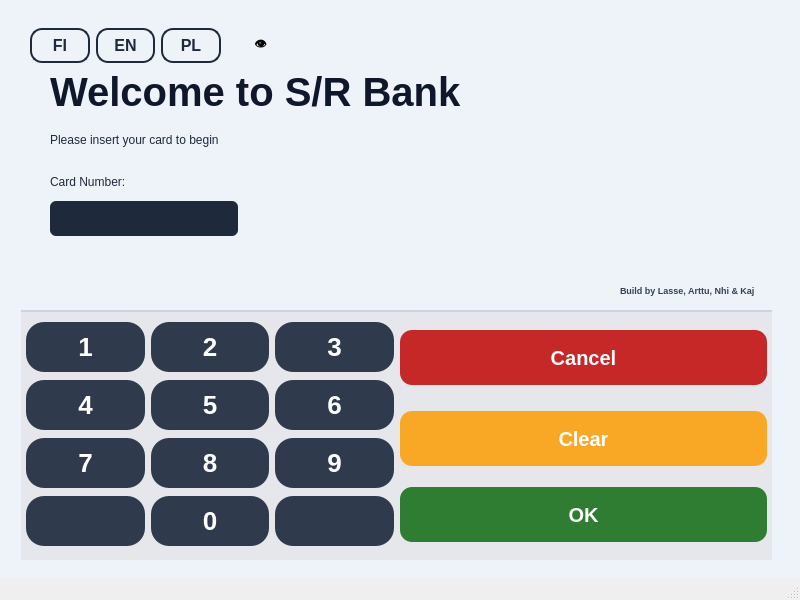
Above: bank-automat/mainwindow.ui from Lassesa/ATM_Bank-project before the change. Below: the same form after it.
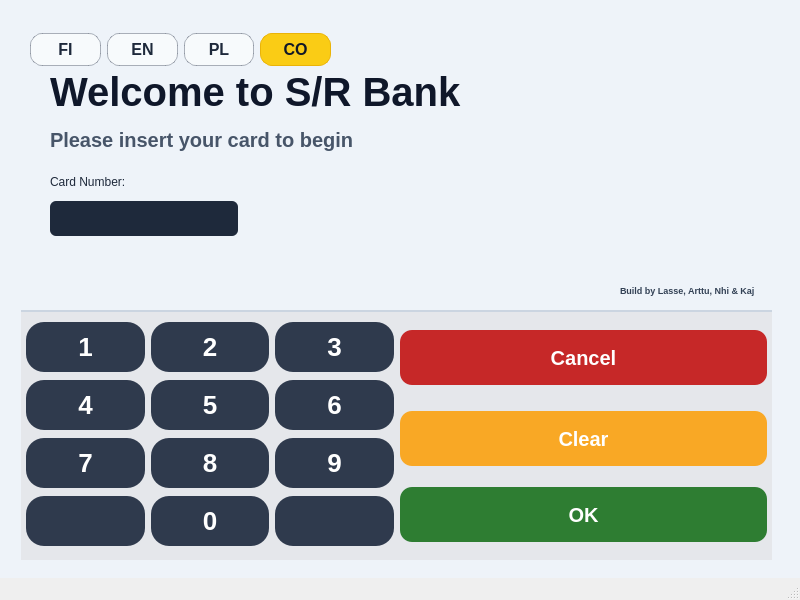
That is the form after the change. The open tabs and pages were chosen to show the change. Icons and pictures are not drawn.

Commit message: UI: cleaned styles, added contrast toggle button, improved layout consistency

Patch:
```diff
--- a/bank-automat/mainwindow.ui
+++ b/bank-automat/mainwindow.ui
@@ -15,51 +15,133 @@
   </property>
   <widget class="QWidget" name="centralwidget">
    <property name="styleSheet">
-    <string notr="true">/* ===== APP BACKGROUND ===== */
+    <string notr="true">
+
+/*NEW STYLE*/
+
+/* =====================================================
+   APP BACKGROUND
+   ===================================================== */
+
 #centralwidget {
     background-color: #EEF3F9;
 }
 
-/* ===== STACKED DISPLAY ===== */
+
+/* =====================================================
+   STACKED DISPLAY AREA
+   ===================================================== */
+
 #display {
     background-color: qlineargradient(
         x1:0, y1:0, x2:1, y2:1,
-        stop:0 #ffe4ec,
-        stop:1 #ffffff
+        stop:0 #FFE4EC,
+        stop:1 #FFFFFF
     );
     border-radius: 28px;
 }
 
-/* ===== TEXT ===== */
+
+/* =====================================================
+   PAGE BACKGROUNDS
+   Keep stacked pages transparent so the display gradient
+   remains visible.
+   ===================================================== */
+
+#page1_Welcome,
+#page2_Pin,
+#page3_Main,
+#page4_Withdraw,
+#page5_Balance,
+#page6_Transfer,
+#page7_Donation,
+#page8_Exit,
+#page9_Other {
+    background: transparent;
+}
+
+
+/* =====================================================
+   GLOBAL TEXT
+   ===================================================== */
+
 QLabel {
     color: #1E293B;
 }
 
-QLabel#labelWelcome, QLabel#labelWelcome_PIN, QLabel#labelWelcome_Main, QLabel#labelWelcome_Withdraw, QLabel#labelWelcome_Balance, QLabel#labelWelcome_Transfer, QLabel#labelWelcome_Donation, QLabel#labelWelcome_Exit, QLabel#labelWelcome_Other  {
+
+/* =====================================================
+   PAGE TITLES
+   ===================================================== */
+
+QLabel#labelWelcome,
+QLabel#labelWelcome_PIN,
+QLabel#labelWelcome_Main,
+QLabel#labelWelcome_Withdraw,
+QLabel#labelWelcome_Balance,
+QLabel#labelWelcome_Transfer,
+QLabel#labelWelcome_Donation,
+QLabel#labelWelcome_Exit,
+QLabel#labelWelcome_Other {
     font-size: 40px;
     font-weight: 800;
     color: #0F172A;
 }
 
-QLabel#labelInstruction, QLabel#labelInstruction_PIN, QLabel#labelInstruction_Main, QLabel#labelInstruction_Withdraw, QLabel#labelInstruction_Balance, QLabel#labelInstruction_Balance, QLabel#labelInstruction_Transfer, QLabel#labelInstruction_Donation, QLabel#labelInstruction_Exit, QLabel#labelInstruction_Other {
+
+/* =====================================================
+   PAGE SUBTITLES / INSTRUCTIONS
+   ===================================================== */
+
+QLabel#labelInstruction,
+QLabel#labelInstruction_PIN,
+QLabel#labelInstruction_Main,
+QLabel#labelInstruction_Withdraw,
+QLabel#labelInstruction_Balance,
+QLabel#labelInstruction_Transfer,
+QLabel#labelInstruction_Donation,
+QLabel#labelInstruction_Exit,
+QLabel#labelInstruction_Other {
     font-size: 20px;
     font-weight: 600;
     color: #475569;
 }
 
+
+/* =====================================================
+   FOOTER TEXT
+   ===================================================== */
+
 QLabel#foundersLabel {
     font-size: 9px;
     font-weight: 600;
     color: #334155;
 }
 
-/* ===== LANGUAGE BUTTONS ===== */
+
+/* =====================================================
+   GLOBAL BUTTON BASE
+   Keep this lightweight so specific buttons can define
+   their own visual style without conflicts.
+   ===================================================== */
+
+QPushButton {
+    padding: 10px;
+    font-weight: bold;
+    border: none;
+}
+
+
+/* =====================================================
+   TOP CONTROL BUTTONS
+   Shared size and typography for language and contrast buttons.
+   This keeps all top buttons visually aligned.
+   ===================================================== */
+
 QPushButton#btnLanguageEnglish,
 QPushButton#btnLanguageFinnish,
-QPushButton#btnLanguagePolish {
-    background-color: transparent;
-    color: #1E293B;
-    border: 2px solid #1E293B;
+QPushButton#btnLanguagePolish,
+QPushButton#btnContrast {
     border-radius: 12px;
     padding: 6px 14px;
     font-size: 16px;
@@ -68,29 +150,87 @@
     min-height: 15px;
 }
 
-/* hover */
+
+/* =====================================================
+   LANGUAGE BUTTONS
+   ===================================================== */
+
+QPushButton#btnLanguageEnglish,
+QPushButton#btnLanguageFinnish,
+QPushButton#btnLanguagePolish {
+    background-color: rgba(255, 255, 255, 0.55);
+    color: #1E293B;
+    border: 1px solid rgba(30, 41, 59, 0.35);
+}
+
+/* Hover state */
 QPushButton#btnLanguageEnglish:hover,
 QPushButton#btnLanguageFinnish:hover,
 QPushButton#btnLanguagePolish:hover {
-    background-color: #1E293B;
-    color: white;
+    background-color: rgba(255, 255, 255, 0.90);
+    border: 1px solid rgba(30, 41, 59, 0.55);
+    color: #0F172A;
 }
 
-/* active (clicked) */
+/* Checked state */
 QPushButton#btnLanguageEnglish:checked,
 QPushButton#btnLanguageFinnish:checked,
 QPushButton#btnLanguagePolish:checked {
     background-color: #E83E6D;
-    border: 2px solid #E83E6D;
-    color: white;
+    border: 1px solid #E83E6D;
+    color: #FFFFFF;
 }
 
 
+/* =====================================================
+   CONTRAST BUTTON
+   Uses the same shared size as language buttons.
+   ===================================================== */
 
-/* ===== NUMPAD ===== */
-#num_0, #num_1, #num_2, #num_3, #num_4,
-#num_5, #num_6, #num_7, #num_8, #num_9,
-#num_left, #num_right {
+QPushButton#btnContrast {
+    background-color: #FACC15;
+    color: #111827;
+    border: 1px solid #EAB308;
+}
+
+/* Hover state */
+QPushButton#btnContrast:hover {
+    background-color: #FDE047;
+    border: 1px solid #EAB308;
+    color: #111827;
+}
+
+/* Pressed state */
+QPushButton#btnContrast:pressed {
+    background-color: #EAB308;
+    border: 1px solid #CA8A04;
+    color: #111827;
+}
+
+/* Checked state */
+QPushButton#btnContrast:checked {
+    background-color: #111827;
+    color: #FACC15;
+    border: 1px solid #FACC15;
+}
+
+
+/* =====================================================
+   NUMPAD BUTTONS
+   ===================================================== */
+
+#num_0,
+#num_1,
+#num_2,
+#num_3,
+#num_4,
+#num_5,
+#num_6,
+#num_7,
+#num_8,
+#num_9,
+#num_left,
+#num_right {
     background-color: #2F3A4D;
     color: #FFFFFF;
     border-radius: 18px;
@@ -98,47 +238,45 @@
     font-weight: 800;
 }
 
-/* HOVER */
-#num_0:hover, #num_1:hover, #num_2:hover, #num_3:hover,
-#num_4:hover, #num_5:hover, #num_6:hover,
-#num_7:hover, #num_8:hover, #num_9:hover,
-#num_left:hover, #num_right:hover {
+/* Hover state */
+#num_0:hover,
+#num_1:hover,
+#num_2:hover,
+#num_3:hover,
+#num_4:hover,
+#num_5:hover,
+#num_6:hover,
+#num_7:hover,
+#num_8:hover,
+#num_9:hover,
+#num_left:hover,
+#num_right:hover {
     background-color: #3E4B61;
 }
 
-/* CLICK */
-#num_0:pressed, #num_1:pressed, #num_2:pressed, #num_3:pressed,
-#num_4:pressed, #num_5:pressed, #num_6:pressed,
-#num_7:pressed, #num_8:pressed, #num_9:pressed,
-#num_left:pressed, #num_right:pressed {
+/* Pressed state */
+#num_0:pressed,
+#num_1:pressed,
+#num_2:pressed,
+#num_3:pressed,
+#num_4:pressed,
+#num_5:pressed,
+#num_6:pressed,
+#num_7:pressed,
+#num_8:pressed,
+#num_9:pressed,
+#num_left:pressed,
+#num_right:pressed {
     background-color: #1F2937;
 }
 
-/* ===== GLOBAL BUTTON STYLE ===== */
-QPushButton {
-    padding: 10px;
-    font-weight: bold;
-    border: none;
-}
 
-/* ===== Pages Layout ===== */
+/* =====================================================
+   MAIN ACTION BUTTONS
+   Shared style for menu, balance, donation, and amount
+   selection buttons.
+   ===================================================== */
 
-
-#page1_Welcome,
-#page2_Pin,
-#page3_Main,
-#page4_Withdraw,
-#page5_Balance,
-#page6_Transfer,
-#page7_Donation,
-#page8_Exit,
-#page9_Other {
-    background: transparent;
-}
-
-
-
-/* ===== MAIN MENU BUTTONS ===== */
 #btn_main_choice_1,
 #btn_main_choice_2,
 #btn_main_choice_3,
@@ -147,9 +285,7 @@
 #btn_main_choice_6,
 #btn_main_choice_7,
 #btn_main_choice_8,
-
 #Balance_btn_choice_1,
-
 #btn_amount_choice_1,
 #btn_amount_choice_2,
 #btn_amount_choice_3,
@@ -157,28 +293,24 @@
 #btn_donation_choice_1,
 #btn_donation_choice_2,
 #btn_donation_choice_3,
-#btn_donation_choice_4
-{
-
- background: qlineargradient(
+#btn_donation_choice_4 {
+    background: qlineargradient(
         x1:0, y1:0, x2:1, y2:1,
         stop:0 #F472B6,
         stop:1 #E83E6D
     );
-    color: white;
+    color: #FFFFFF;
     border-radius: 16px;
     padding: 16px;
     font-weight: 800;
-/*
-    background-color: blue;
-    color: white;
-    border-radius: 16px;
-    padding: 16px;
-    font-size: 12px;
-    font-weight: 750; */
 }
 
-/* bigger (fast cash / main actions) */
+
+/* =====================================================
+   FAST CASH BUTTONS
+   Slightly stronger typography for primary cash amounts.
+   ===================================================== */
+
 #btn_main_choice_1,
 #btn_main_choice_2,
 #btn_main_choice_3 {
@@ -187,7 +319,12 @@
 }
 
 
-/* hover */
+/* =====================================================
+   MAIN ACTION BUTTON HOVER
+   Keep hover within the same pink family to preserve
+   visual consistency.
+   ===================================================== */
+
 #btn_main_choice_1:hover,
 #btn_main_choice_2:hover,
 #btn_main_choice_3:hover,
@@ -197,7 +334,6 @@
 #btn_main_choice_7:hover,
 #btn_main_choice_8:hover,
 #Balance_btn_choice_1:hover,
-
 #btn_amount_choice_1:hover,
 #btn_amount_choice_2:hover,
 #btn_amount_choice_3:hover,
@@ -206,10 +342,19 @@
 #btn_donation_choice_2:hover,
 #btn_donation_choice_3:hover,
 #btn_donation_choice_4:hover {
-    background-color: #1D4ED8;
+    background: qlineargradient(
+        x1:0, y1:0, x2:1, y2:1,
+        stop:0 #FB7185,
+        stop:1 #EC4899
+    );
 }
 
-/* pressed */
+
+/* =====================================================
+   MAIN ACTION BUTTON PRESSED
+   Darker pressed state for tactile feedback.
+   ===================================================== */
+
 #btn_main_choice_1:pressed,
 #btn_main_choice_2:pressed,
 #btn_main_choice_3:pressed,
@@ -218,9 +363,7 @@
 #btn_main_choice_6:pressed,
 #btn_main_choice_7:pressed,
 #btn_main_choice_8:pressed,
-
 #Balance_btn_choice_1:pressed,
-
 #btn_amount_choice_1:pressed,
 #btn_amount_choice_2:pressed,
 #btn_amount_choice_3:pressed,
@@ -229,9 +372,18 @@
 #btn_donation_choice_2:pressed,
 #btn_donation_choice_3:pressed,
 #btn_donation_choice_4:pressed {
-    background-color: #1E40AF;
+    background: qlineargradient(
+        x1:0, y1:0, x2:1, y2:1,
+        stop:0 #DB2777,
+        stop:1 #9D174D
+    );
 }
 
+
+/* =====================================================
+   CHECKED STATE FOR DONATION / AMOUNT BUTTONS
+   ===================================================== */
+
 #btn_donation_choice_1:checked,
 #btn_donation_choice_2:checked,
 #btn_donation_choice_3:checked,
@@ -263,7 +415,7 @@
      <enum>QFrame::Shape::NoFrame</enum>
     </property>
     <property name="currentIndex">
-     <number>4</number>
+     <number>8</number>
     </property>
     <widget class="QWidget" name="page1_Welcome">
      <widget class="QWidget" name="layoutWidget">
@@ -332,7 +484,7 @@
           <set>Qt::AlignmentFlag::AlignCenter</set>
          </property>
          <property name="readOnly">
-          <bool>true</bool>
+          <bool>false</bool>
          </property>
          <property name="placeholderText">
           <string/>
@@ -1222,15 +1374,21 @@
      <string>Build by Lasse, Arttu, Nhi &amp; Kaj</string>
     </property>
    </widget>
-   <widget class="QWidget" name="LanguageSelection" native="true">
+   <widget class="QWidget" name="LanguageSelectionAndContrast" native="true">
     <property name="geometry">
      <rect>
       <x>30</x>
       <y>20</y>
-      <width>191</width>
-      <height>51</height>
+      <width>301</width>
+      <height>60</height>
      </rect>
     </property>
+    <property name="minimumSize">
+     <size>
+      <width>60</width>
+      <height>60</height>
+     </size>
+    </property>
     <layout class="QGridLayout" name="gridLayout">
      <item row="0" column="0">
       <widget class="QPushButton" name="btnLanguageFinnish">
@@ -1245,6 +1403,19 @@
        </property>
       </widget>
      </item>
+     <item row="0" column="1">
+      <widget class="QPushButton" name="btnLanguageEnglish">
+       <property name="text">
+        <string>EN</string>
+       </property>
+       <property name="checkable">
+        <bool>true</bool>
+       </property>
+       <property name="autoExclusive">
+        <bool>true</bool>
+       </property>
+      </widget>
+     </item>
      <item row="0" column="2">
       <widget class="QPushButton" name="btnLanguagePolish">
        <property name="text">
@@ -1258,40 +1429,20 @@
        </property>
       </widget>
      </item>
-     <item row="0" column="1">
-      <widget class="QPushButton" name="btnLanguageEnglish">
+     <item row="0" column="3">
+      <widget class="QPushButton" name="btnContrast">
        <property name="text">
-        <string>EN</string>
-       </property>
-       <property name="checkable">
-        <bool>true</bool>
-       </property>
-       <property name="autoExclusive">
-        <bool>true</bool>
+        <string>CO</string>
        </property>
       </widget>
      </item>
     </layout>
    </widget>
-   <widget class="QPushButton" name="btnContrast">
-    <property name="geometry">
-     <rect>
-      <x>230</x>
-      <y>20</y>
-      <width>61</width>
-      <height>51</height>
-     </rect>
-    </property>
-    <property name="text">
-     <string>👁️</string>
-    </property>
-   </widget>
    <zorder>display</zorder>
    <zorder>TouchPanel</zorder>
    <zorder>logo</zorder>
-   <zorder>LanguageSelection</zorder>
+   <zorder>LanguageSelectionAndContrast</zorder>
    <zorder>foundersLabel</zorder>
-   <zorder>btnContrast</zorder>
   </widget>
   <widget class="QStatusBar" name="statusbar"/>
  </widget>
```
The commit also changes 3 other files.
